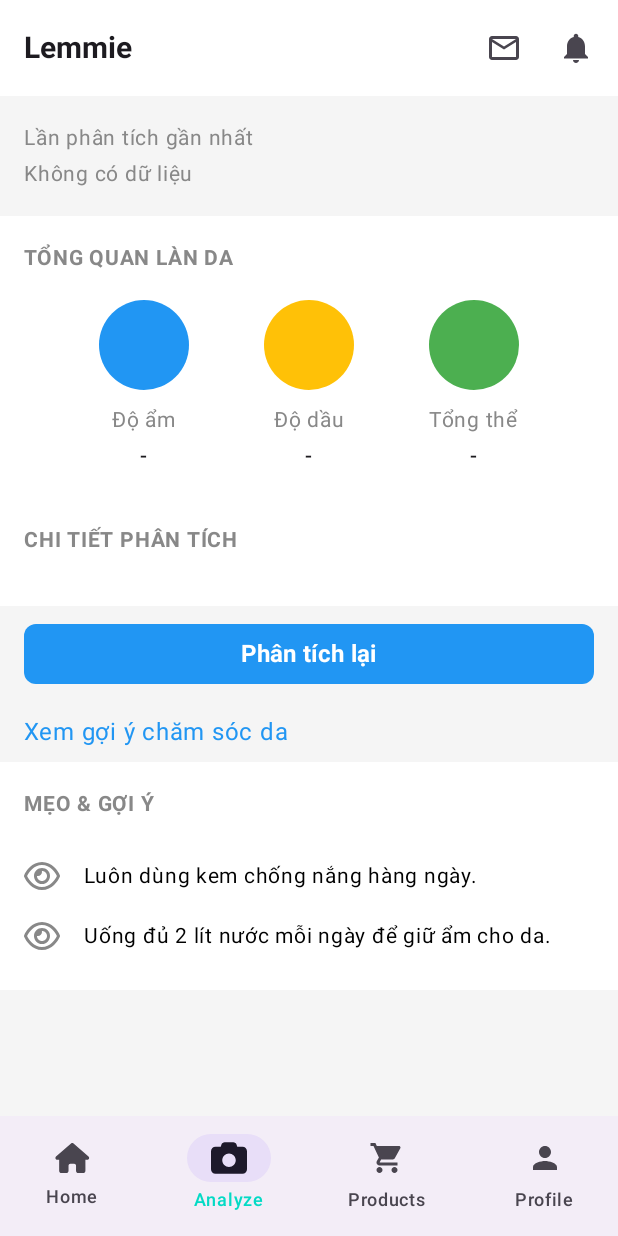
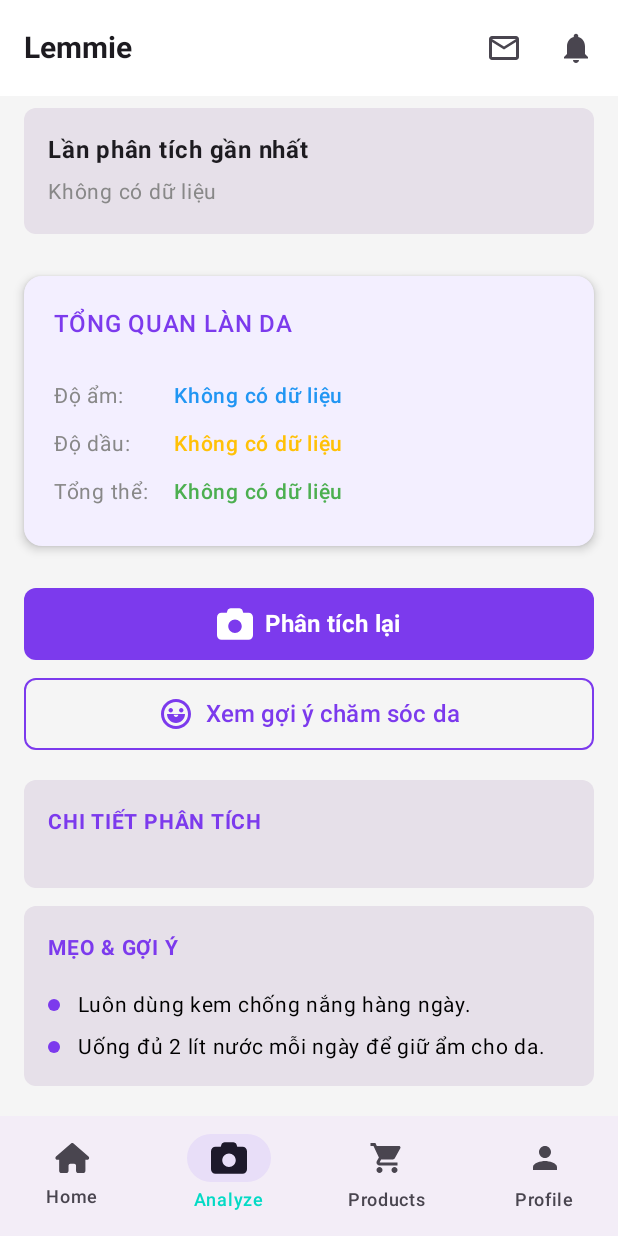
Before and after one commit to duongdatdev/ai-skincare-advisor-app, an Android app built with Jetpack Compose: the AnalysisScreen screen opened through its navigation route, on a phone screen of 412 x 824 dp. Run offline under Robolectric (Android 15) with nearby library versions, the phone set to English and light mode, and no system bars; our stand-ins replace Firebase (no records; nobody signed in at launch, a user with empty details on screens opened directly).

Commit message:
feat: update ui Analysis

```diff
--- a/app/src/main/java/com/proteam/aiskincareadvisor/ui/screens/main/AnalysisScreen.kt
+++ b/app/src/main/java/com/proteam/aiskincareadvisor/ui/screens/main/AnalysisScreen.kt
@@ -1,5 +1,6 @@
 package com.proteam.aiskincareadvisor.ui.screens.main
 
+import androidx.compose.foundation.BorderStroke
 import androidx.compose.foundation.background
 import androidx.compose.foundation.clickable
 import androidx.compose.foundation.layout.*
@@ -31,12 +32,15 @@ fun AnalysisScreen(navController: NavController, onNavigateToAnalysis: () -> Uni
     val viewModel: SkinHistoryViewModel = viewModel()
     val latestResult by viewModel.latestResult.collectAsState()
 
-    Scaffold { paddingValues ->
+    Scaffold(
+
+    ) { paddingValues ->
         LazyColumn(
             modifier = Modifier
                 .fillMaxSize()
                 .padding(paddingValues)
-                .background(Color(0xFFF5F5F5))
+                .background(Color(0xFFF5F5F5)),
+            verticalArrangement = Arrangement.spacedBy(12.dp)
         ) {
             item { LastScanHeader(latestResult?.timestamp) }
             item {
@@ -47,13 +51,22 @@ fun AnalysisScreen(navController: NavController, onNavigateToAnalysis: () -> Uni
                 )
             }
             item {
+                Column(
+                    modifier = Modifier
+                        .fillMaxWidth()
+                        .padding(horizontal = 16.dp, vertical = 8.dp),
+                    verticalArrangement = Arrangement.spacedBy(12.dp)
+                ) {
+                    ReanalyzeButton(onReanalyze = onNavigateToAnalysis)
+                    ViewRoutineRecommendationsButton { navController.navigate("routine") }
+                }
+            }
+            item {
                 DetailedBreakdownSection(
                     latestResult?.skinType,
                     latestResult?.concerns ?: emptyList()
                 )
             }
-            item { ReanalyzeButton(onReanalyze = onNavigateToAnalysis) }
-            item { ViewRoutineRecommendationsLink { navController.navigate("routine") } }
             item { TipsAndInsightsSection(latestResult?.tips ?: emptyList()) }
             item { Spacer(modifier = Modifier.height(16.dp)) }
         }
@@ -67,97 +80,140 @@ fun LastScanHeader(timestamp: Long?) {
         sdf.format(Date(it))
     } ?: "Không có dữ liệu"
 
-    Text(
-        text = "Lần phân tích gần nhất\n$formattedTime",
-        fontSize = 14.sp,
-        color = Color.Gray,
+    Card(
+        modifier = Modifier
+            .fillMaxWidth()
+            .padding(horizontal = 16.dp, vertical = 8.dp),
+        shape = RoundedCornerShape(8.dp)
+    ) {
+        Column(
             modifier = Modifier
                 .fillMaxWidth()
                 .padding(16.dp)
-    )
-}
-
-@Composable
-fun SkinHealthSummarySection(hydration: String?, oil: String?, condition: String?) {
-    Column(
-        modifier = Modifier
-            .fillMaxWidth()
-            .background(Color.White)
-            .padding(16.dp)
         ) {
             Text(
-            text = "TỔNG QUAN LÀN DA",
+                text = "Lần phân tích gần nhất",
+                fontSize = 16.sp,
+                fontWeight = FontWeight.Bold
+            )
+            Spacer(modifier = Modifier.height(4.dp))
+            Text(
+                text = formattedTime,
                 fontSize = 14.sp,
-            fontWeight = FontWeight.Bold,
                 color = Color.Gray
             )
-        Spacer(modifier = Modifier.height(16.dp))
-        Row(
-            modifier = Modifier.fillMaxWidth(),
-            horizontalArrangement = Arrangement.SpaceEvenly
-        ) {
-            SummaryItem("Độ ẩm", hydration ?: "-", Color(0xFF2196F3))
-            SummaryItem("Độ dầu", oil ?: "-", Color(0xFFFFC107))
-            SummaryItem("Tổng thể", condition ?: "-", Color(0xFF4CAF50))
         }
     }
 }
 
 @Composable
-fun SummaryItem(label: String, value: String, circleColor: Color) {
-    Column(
-        horizontalAlignment = Alignment.CenterHorizontally
+fun SkinHealthSummarySection(
+    hydration: String?,
+    oil: String?,
+    condition: String?
 ) {
-        Box(
+    Card(
         modifier = Modifier
-                .size(60.dp)
-                .clip(CircleShape)
-                .background(circleColor)
-        ) {}
-        Spacer(modifier = Modifier.height(8.dp))
-        Text(text = label, fontSize = 14.sp, color = Color.Gray)
-        Text(text = value, fontSize = 14.sp, fontWeight = FontWeight.Medium)
+            .fillMaxWidth()
+            .padding(horizontal = 16.dp, vertical = 8.dp),
+        shape = RoundedCornerShape(12.dp),
+        elevation = CardDefaults.cardElevation(defaultElevation = 4.dp),
+        colors = CardDefaults.cardColors(containerColor = Color(0xFFF3EFFF))
+    ) {
+        Column(modifier = Modifier.padding(20.dp)) {
+            Text(
+                text = "TỔNG QUAN LÀN DA",
+                fontSize = 16.sp,
+                fontWeight = FontWeight.SemiBold,
+                color = Color(0xFF7C3AED) // tím đậm
+            )
+            Spacer(modifier = Modifier.height(20.dp))
+
+            SummaryLine("Độ ẩm", hydration ?: "Không có dữ liệu", Color(0xFF2196F3))
+            SummaryLine("Độ dầu", oil ?: "Không có dữ liệu", Color(0xFFFFC107))
+            SummaryLine("Tổng thể", condition ?: "Không có dữ liệu", Color(0xFF4CAF50))
+        }
     }
 }
 
 @Composable
+fun SummaryLine(label: String, value: String, valueColor: Color) {
+    Row(
+        modifier = Modifier
+            .fillMaxWidth()
+            .padding(vertical = 4.dp),
+        verticalAlignment = Alignment.Top
+    ) {
+        Text(
+            text = "$label: ",
+            fontSize = 14.sp,
+            color = Color.Gray,
+            modifier = Modifier.width(80.dp)
+        )
+        Text(
+            text = value,
+            fontSize = 14.sp,
+            color = valueColor,
+            fontWeight = FontWeight.Medium
+        )
+    }
+}
+
+
+
+@Composable
 fun DetailedBreakdownSection(skinType: String?, concerns: List<String>) {
+    Card(
+        modifier = Modifier
+            .fillMaxWidth()
+            .padding(horizontal = 16.dp),
+        shape = RoundedCornerShape(8.dp)
+    ) {
         Column(
             modifier = Modifier
                 .fillMaxWidth()
-            .background(Color.White)
                 .padding(16.dp)
         ) {
             Text(
                 text = "CHI TIẾT PHÂN TÍCH",
                 fontSize = 14.sp,
                 fontWeight = FontWeight.Bold,
-            color = Color.Gray
+                color = Color(0xFF7C3AED)
             )
             Spacer(modifier = Modifier.height(16.dp))
             skinType?.let {
-            BreakdownItem("Loại da", it)
+                BreakdownItem("Loại da", it, R.drawable.ic_lock) // Update with appropriate icon
             }
             if (concerns.isNotEmpty()) {
-            BreakdownItem("Vấn đề da", concerns.joinToString(", "))
+                Spacer(modifier = Modifier.height(8.dp))
+                BreakdownItem("Vấn đề da", concerns.joinToString(", "), R.drawable.ic_lock) // Update with appropriate icon
+            }
         }
     }
 }
 
 @Composable
-fun BreakdownItem(label: String, value: String) {
+fun BreakdownItem(label: String, value: String, iconResource: Int) {
     Row(
         modifier = Modifier
             .fillMaxWidth()
             .padding(vertical = 8.dp),
         verticalAlignment = Alignment.CenterVertically
     ) {
+        Box(
+            modifier = Modifier
+                .size(40.dp)
+                .clip(CircleShape)
+                .background(Color(0xFFF0F0F0)),
+            contentAlignment = Alignment.Center
+        ) {
             Icon(
-            painter = painterResource(id = R.drawable.ic_lock),
+                painter = painterResource(id = iconResource),
                 contentDescription = label,
-            tint = Color.Gray,
+                tint = Color(0xFF7C3AED),
                 modifier = Modifier.size(24.dp)
             )
+        }
         Spacer(modifier = Modifier.width(16.dp))
         Column {
             Text(text = label, fontSize = 16.sp, fontWeight = FontWeight.Medium)
@@ -167,15 +223,79 @@ fun BreakdownItem(label: String, value: String) {
 }
 
 @Composable
+fun TipsAndInsightsSection(tips: List<String>) {
+    Card(
+        modifier = Modifier
+            .fillMaxWidth()
+            .padding(horizontal = 16.dp),
+        shape = RoundedCornerShape(8.dp)
+    ) {
+        Column(
+            modifier = Modifier
+                .fillMaxWidth()
+                .padding(16.dp)
+        ) {
+            Text(
+                text = "MẸO & GỢI Ý",
+                fontSize = 14.sp,
+                fontWeight = FontWeight.Bold,
+                color = Color(0xFF7C3AED)
+            )
+            Spacer(modifier = Modifier.height(16.dp))
+
+            val displayTips = if (tips.isNotEmpty()) tips else listOf(
+                "Luôn dùng kem chống nắng hàng ngày.",
+                "Uống đủ 2 lít nước mỗi ngày để giữ ẩm cho da."
+            )
+
+            displayTips.forEach {
+                TipItem(it)
+                if (it != displayTips.last()) {
+                    Spacer(modifier = Modifier.height(8.dp))
+                }
+            }
+        }
+    }
+}
+
+@Composable
+fun TipItem(tip: String) {
+    Row(
+        modifier = Modifier.fillMaxWidth(),
+        verticalAlignment = Alignment.Top
+    ) {
+        Box(
+            modifier = Modifier
+                .size(8.dp)
+                .clip(CircleShape)
+                .background(Color(0xFF7C3AED))
+                .align(Alignment.CenterVertically)
+        )
+        Spacer(modifier = Modifier.width(12.dp))
+        Text(
+            text = tip,
+            fontSize = 14.sp,
+            color = Color.Black,
+            lineHeight = 20.sp
+        )
+    }
+}
+
+@Composable
 fun ReanalyzeButton(onReanalyze: () -> Unit) {
     Button(
         onClick = onReanalyze,
-        modifier = Modifier
-            .fillMaxWidth()
-            .padding(horizontal = 16.dp, vertical = 8.dp),
-        colors = ButtonDefaults.buttonColors(containerColor = Color(0xFF2196F3)),
-        shape = RoundedCornerShape(8.dp)
+        modifier = Modifier.fillMaxWidth(),
+        colors = ButtonDefaults.buttonColors(containerColor = Color(0xFF7C3AED)),
+        shape = RoundedCornerShape(8.dp),
+        contentPadding = PaddingValues(vertical = 12.dp)
     ) {
+        Icon(
+            painter = painterResource(id = R.drawable.ic_camera),
+            contentDescription = null,
+            tint = Color.White
+        )
+        Spacer(modifier = Modifier.width(8.dp))
         Text(
             text = "Phân tích lại",
             fontSize = 16.sp,
@@ -186,58 +306,24 @@ fun ReanalyzeButton(onReanalyze: () -> Unit) {
 }
 
 @Composable
-fun ViewRoutineRecommendationsLink(onClick: () -> Unit) {
+fun ViewRoutineRecommendationsButton(onClick: () -> Unit) {
+    OutlinedButton(
+        onClick = onClick,
+        modifier = Modifier.fillMaxWidth(),
+        shape = RoundedCornerShape(8.dp),
+        border = BorderStroke(1.dp, Color(0xFF7C3AED)),
+        contentPadding = PaddingValues(vertical = 12.dp)
+    ) {
+        Icon(
+            painter = painterResource(id = R.drawable.ic_spa),
+            contentDescription = null,
+            tint = Color(0xFF7C3AED)
+        )
+        Spacer(modifier = Modifier.width(8.dp))
         Text(
             text = "Xem gợi ý chăm sóc da",
             fontSize = 16.sp,
-        color = Color(0xFF2196F3),
-        modifier = Modifier
-            .fillMaxWidth()
-            .padding(horizontal = 16.dp, vertical = 8.dp)
-            .clickable { onClick() }
+            color = Color(0xFF7C3AED)
         )
     }
-
-
-@Composable
-fun TipsAndInsightsSection(tips: List<String>) {
-    Column(
-        modifier = Modifier
-            .fillMaxWidth()
-            .background(Color.White)
-            .padding(16.dp)
-    ) {
-        Text(
-            text = "MẸO & GỢI Ý",
-            fontSize = 14.sp,
-            fontWeight = FontWeight.Bold,
-            color = Color.Gray
-        )
-        Spacer(modifier = Modifier.height(16.dp))
-        if (tips.isNotEmpty()) {
-            tips.forEach { TipItem(it) }
-        } else {
-            TipItem("Luôn dùng kem chống nắng hàng ngày.")
-            TipItem("Uống đủ 2 lít nước mỗi ngày để giữ ẩm cho da.")
 }
-    }
-}
-
-@Composable
-fun TipItem(tip: String) {
-    Row(
-        modifier = Modifier
-            .fillMaxWidth()
-            .padding(vertical = 8.dp),
-        verticalAlignment = Alignment.CenterVertically
-    ) {
-        Icon(
-            painter = painterResource(id = R.drawable.ic_lock),
-            contentDescription = "Tip",
-            tint = Color.Gray,
-            modifier = Modifier.size(24.dp)
-        )
-        Spacer(modifier = Modifier.width(16.dp))
-        Text(text = tip, fontSize = 14.sp, color = Color.Black)
-    }
-}
```
Lines whose indentation alone changed are shown as unchanged.
